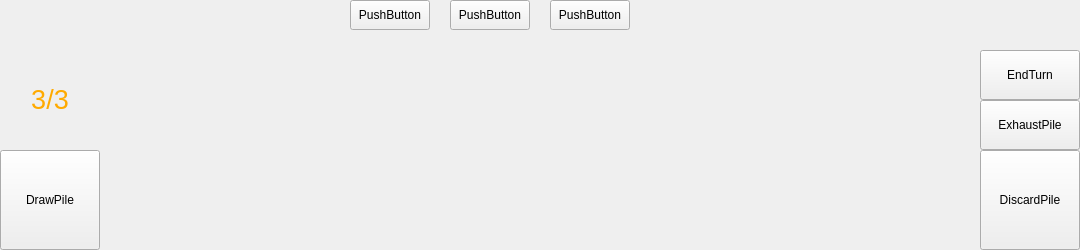
Old version of the form usecard.ui in the repository a12387/QtTheSpire.
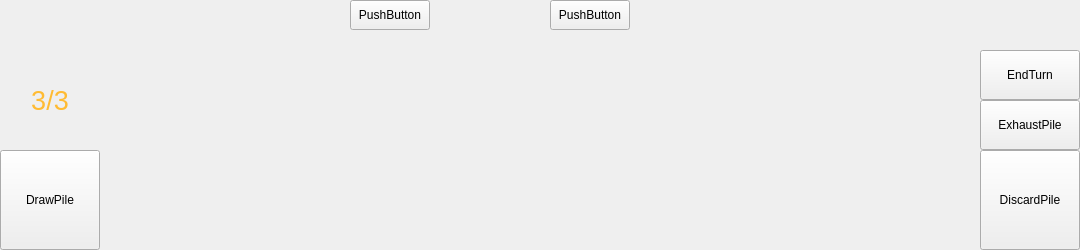
New version of the form.

```diff
--- a/usecard.ui
+++ b/usecard.ui
@@ -35,8 +35,19 @@
      <height>100</height>
     </rect>
    </property>
+   <property name="font">
+    <font>
+     <pointsize>20</pointsize>
+    </font>
+   </property>
+   <property name="styleSheet">
+    <string notr="true">color: rgb(255, 187, 51);</string>
+   </property>
    <property name="text">
-    <string>&lt;html&gt;&lt;head/&gt;&lt;body&gt;&lt;p align=&quot;center&quot;&gt;&lt;span style=&quot; font-size:20pt; color:#ffaa00;&quot;&gt;3/3&lt;/span&gt;&lt;/p&gt;&lt;/body&gt;&lt;/html&gt;</string>
+    <string>3/3</string>
+   </property>
+   <property name="alignment">
+    <set>Qt::AlignCenter</set>
    </property>
   </widget>
   <widget class="QPushButton" name="discardPile">
@@ -130,19 +141,6 @@
     <string>PushButton</string>
    </property>
   </widget>
-  <widget class="QPushButton" name="multiConfirmButton">
-   <property name="geometry">
-    <rect>
-     <x>450</x>
-     <y>0</y>
-     <width>80</width>
-     <height>30</height>
-    </rect>
-   </property>
-   <property name="text">
-    <string>PushButton</string>
-   </property>
-  </widget>
  </widget>
  <resources/>
  <connections/>
```
